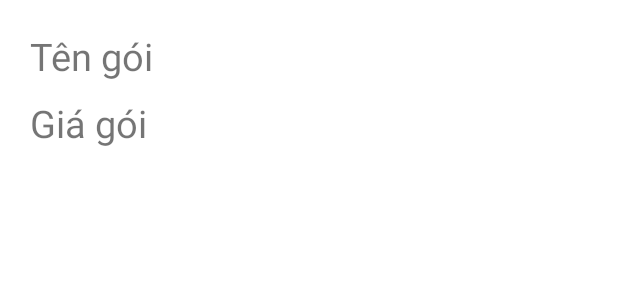
After one commit to ngocbattu/Wordsolver, an Android app: the layout item_recy_view_payment.xml on its own in the app's theme, with its tools: preview values and no code run, on a phone screen of 412 x 824 dp. The commit adds this screen. Shown: the top 300 px of the screen. Run offline under Robolectric (Android 15) with nearby library versions, the phone set to English and light mode, and no system bars.

Commit message:
update buyj

```diff
--- /dev/null
+++ b/app/src/main/res/layout/item_recy_view_payment.xml
@@ -0,0 +1,29 @@
+<?xml version="1.0" encoding="utf-8"?>
+<androidx.constraintlayout.widget.ConstraintLayout xmlns:android="http://schemas.android.com/apk/res/android"
+    android:layout_width="match_parent"
+    android:layout_height="match_parent"
+    xmlns:app="http://schemas.android.com/apk/res-auto"
+    android:padding="20dp"
+    android:id="@+id/ContrainList">
+
+    <TextView
+        android:layout_width="match_parent"
+        android:layout_height="wrap_content"
+        android:text="Tên gói "
+        android:id="@+id/txtNamePackages"
+        app:layout_constraintTop_toTopOf="parent"
+        app:layout_constraintEnd_toEndOf="parent"
+        app:layout_constraintStart_toStartOf="parent"
+        android:textSize="25sp"
+        />
+    <TextView
+        android:layout_width="match_parent"
+        android:layout_height="wrap_content"
+        android:id="@+id/txtPricePackages"
+        app:layout_constraintTop_toBottomOf="@+id/txtNamePackages"
+        android:textSize="25sp"
+        android:text="Giá gói "
+        android:layout_marginTop="10dp"
+        />
+
+</androidx.constraintlayout.widget.ConstraintLayout>
```
Also changed, not shown: app/src/main/AndroidManifest.xml (+7 -6 lines), app/src/main/java/com/example/wordsolver/Adapter/PayMentAdapter.java (added, +113 -0 lines), app/src/main/java/com/example/wordsolver/MainActivity.kt (+57 -43 lines), app/src/main/java/com/example/wordsolver/PaymentPackagesActivity.kt (added, +73 -0 lines), app/src/main/java/com/example/wordsolver/interfaces/ItemClickPackagesPayMent.kt (added, +9 -0 lines), app/src/main/res/layout/activity_payment_packages.xml (added, +15 -0 lines).
